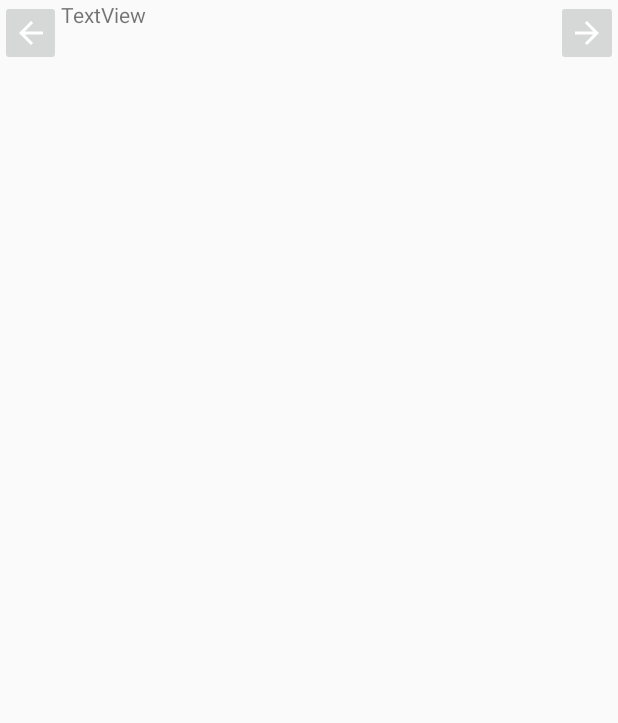
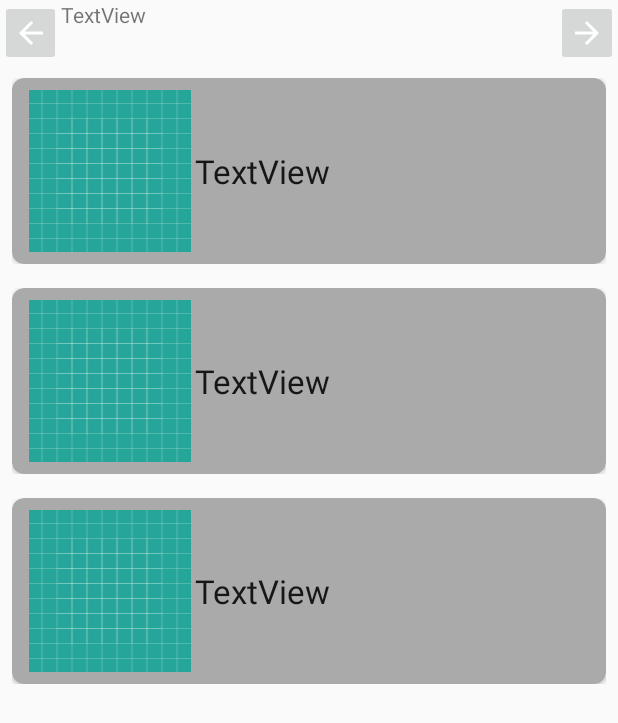
Before and after one commit to AI0497/Layouts, an Android app: the layout content_attendance_report.xml on its own in the app's theme, with its tools: preview values and no code run, on a phone screen of 412 x 824 dp. Shown: the top 723 px of the screen. Run offline under Robolectric (Android 15) with nearby library versions, the phone set to English and light mode, and no system bars.

Commit message:
attendance_report layout merged with card layout

```diff
--- a/app/src/main/res/layout/content_attendance_report.xml
+++ b/app/src/main/res/layout/content_attendance_report.xml
@@ -42,7 +42,8 @@
 
         <android.support.v7.widget.RecyclerView
             android:layout_width="match_parent"
-            android:layout_height="match_parent" />
+            android:layout_height="match_parent"
+            tools:listitem="@layout/list_item" />
 
     </LinearLayout>
 
```
Also changed, not shown: app/src/main/java/com/example/ai_bot/layouts/AttendanceReport.java (+1 -8 lines), app/src/main/res/layout/activity_attendance_report.xml (+0 -8 lines).
